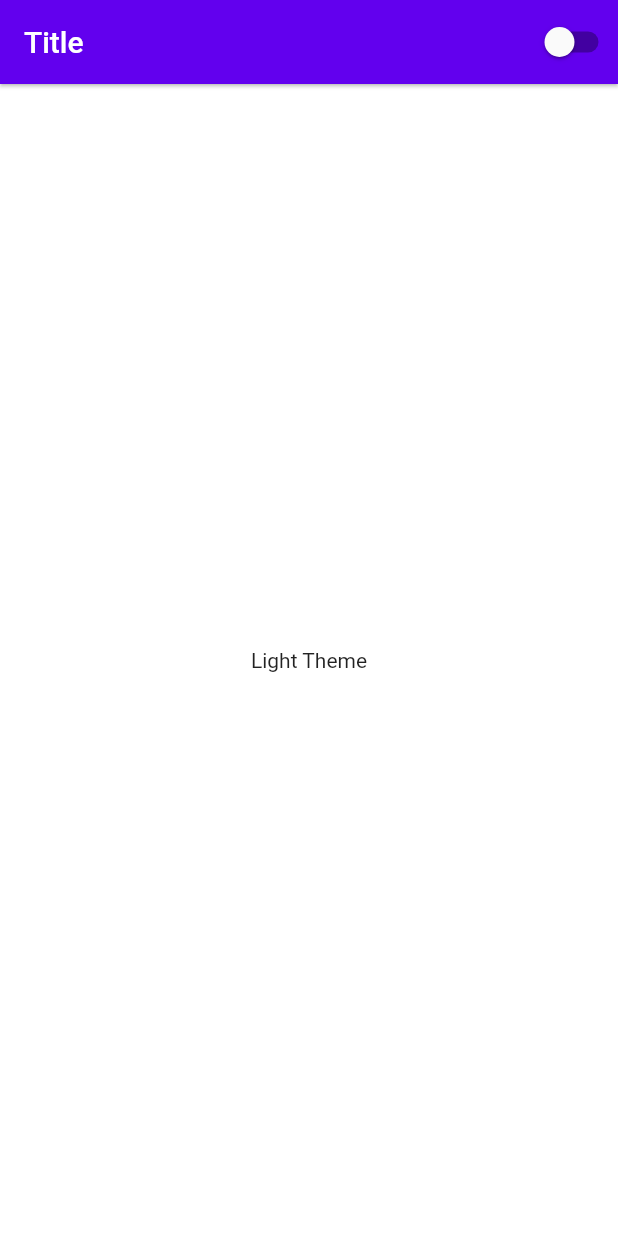
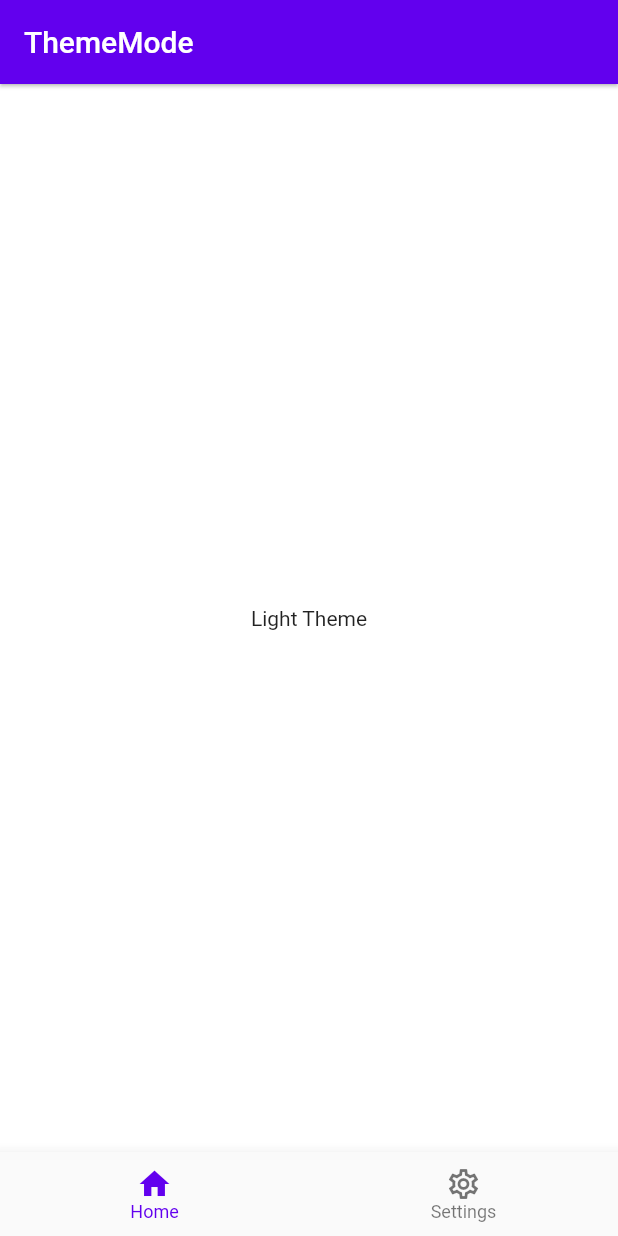
Before and after one commit to alessandrocataldi/thememode, a Flutter app: the screen it shows after launch, on a phone screen of 412 x 824 dp. Run offline on Flutter 3.47's test engine with Material 2 defaults, Android fonts, the light colour scheme and no system bars.

Commit message:
add settings page and navigation bottom bar

```diff
--- a/lib/main.dart
+++ b/lib/main.dart
@@ -2,6 +2,8 @@ import 'package:flutter/material.dart';
 import 'package:flutter/services.dart';
 import 'package:provider/provider.dart';
 import 'package:thememode/provider/theme_provider.dart';
+import 'package:thememode/scaffold.dart/home.dart';
+import 'package:thememode/scaffold.dart/settings.dart';
 import 'package:thememode/widget/change_theme_button.dart';
 
 Future main() async {
@@ -40,7 +42,7 @@ class MyApp extends StatelessWidget {
             themeMode: themeProvider.themeMode,
             theme: CustomTheme.lightTheme,
             darkTheme: CustomTheme.darkTheme,
-            home: const MyHomePage(title: "Title"),
+            home: const MyHomePage(title: "ThemeMode"),
           );
         },
       );
@@ -56,29 +58,54 @@ class MyHomePage extends StatefulWidget {
 }
 
 class _MyHomePageState extends State<MyHomePage> {
+  int _selectIndex = 0;
+
+  static const List<Widget> _widgetOptions = [Home(), Settings()];
+
+  void _onItemTapped(int index) {
+    setState(() {
+      _selectIndex = index;
+    });
+  }
+
   @override
   Widget build(BuildContext context) {
-    //  indentify theme mode
-    final text = Provider.of<ThemeProvider>(context).themeMode == ThemeMode.dark
-        ? 'Dark Theme'
-        : 'Light Theme';
+    // //  indentify theme mode
+    // final text = Provider.of<ThemeProvider>(context).themeMode == ThemeMode.dark
+    //     ? 'Dark Theme'
+    //     : 'Light Theme';
 
     return Scaffold(
       appBar: AppBar(
         elevation: 1,
         centerTitle: false,
         title: Text(widget.title),
-        actions: const [
-          ChangeThemeButtonWidget(),
-        ],
+        // actions: const [
+        //   ChangeThemeButtonWidget(),
+        // ],
       ),
       body: Center(
-        child: Column(
-          mainAxisAlignment: MainAxisAlignment.center,
-          children: [
-            Text(text),
-          ],
-        ),
+        child: _widgetOptions.elementAt(_selectIndex),
+      ),
+      bottomNavigationBar: BottomNavigationBar(
+        unselectedFontSize: 12,
+        selectedFontSize: 12,
+        items: const <BottomNavigationBarItem>[
+          BottomNavigationBarItem(
+            icon: Icon(Icons.home_outlined),
+            activeIcon: Icon(Icons.home),
+            label: "Home",
+            tooltip: "Home",
+          ),
+          BottomNavigationBarItem(
+            icon: Icon(Icons.settings_outlined),
+            activeIcon: Icon(Icons.settings),
+            label: "Settings",
+            tooltip: "Settings",
+          ),
+        ],
+        currentIndex: _selectIndex,
+        onTap: _onItemTapped,
       ),
     );
   }
--- /dev/null
+++ b/lib/scaffold.dart/home.dart
@@ -0,0 +1,31 @@
+import 'package:flutter/material.dart';
+
+import 'package:provider/provider.dart';
+import 'package:thememode/provider/theme_provider.dart';
+
+class Home extends StatefulWidget {
+  const Home({Key? key}) : super(key: key);
+
+  @override
+  State<Home> createState() => _HomeState();
+}
+
+class _HomeState extends State<Home> {
+  @override
+  Widget build(BuildContext context) {
+    //  indentify theme mode
+    final text = Provider.of<ThemeProvider>(context).themeMode == ThemeMode.dark
+        ? 'Dark Theme'
+        : 'Light Theme';
+    return Scaffold(
+      body: Center(
+        child: Column(
+          mainAxisAlignment: MainAxisAlignment.center,
+          children: [
+            Text(text),
+          ],
+        ),
+      ),
+    );
+  }
+}
--- /dev/null
+++ b/lib/scaffold.dart/settings.dart
@@ -0,0 +1,33 @@
+import 'package:flutter/material.dart';
+
+import 'package:provider/provider.dart';
+import 'package:thememode/provider/theme_provider.dart';
+import 'package:thememode/widget/change_theme_button.dart';
+
+class Settings extends StatefulWidget {
+  const Settings({Key? key}) : super(key: key);
+
+  @override
+  State<Settings> createState() => _SettingsState();
+}
+
+class _SettingsState extends State<Settings> {
+  @override
+  Widget build(BuildContext context) {
+    //  indentify theme mode
+    final text = Provider.of<ThemeProvider>(context).themeMode == ThemeMode.dark
+        ? 'dark'
+        : 'light';
+    return Scaffold(
+      body: Column(
+        children: [
+          ListTile(
+            title: const Text("Dark theme"),
+            subtitle: Text("Your theme is $text"),
+            trailing: const ChangeThemeButtonWidget(),
+          ),
+        ],
+      ),
+    );
+  }
+}
```
